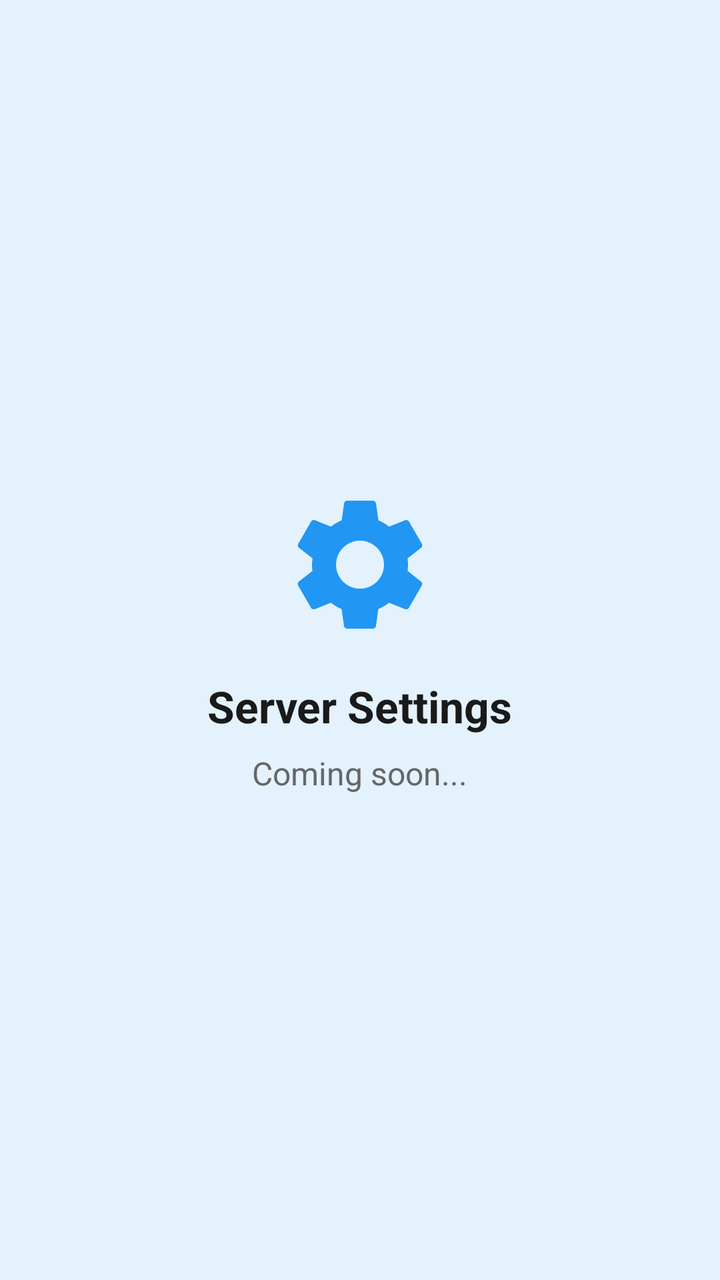
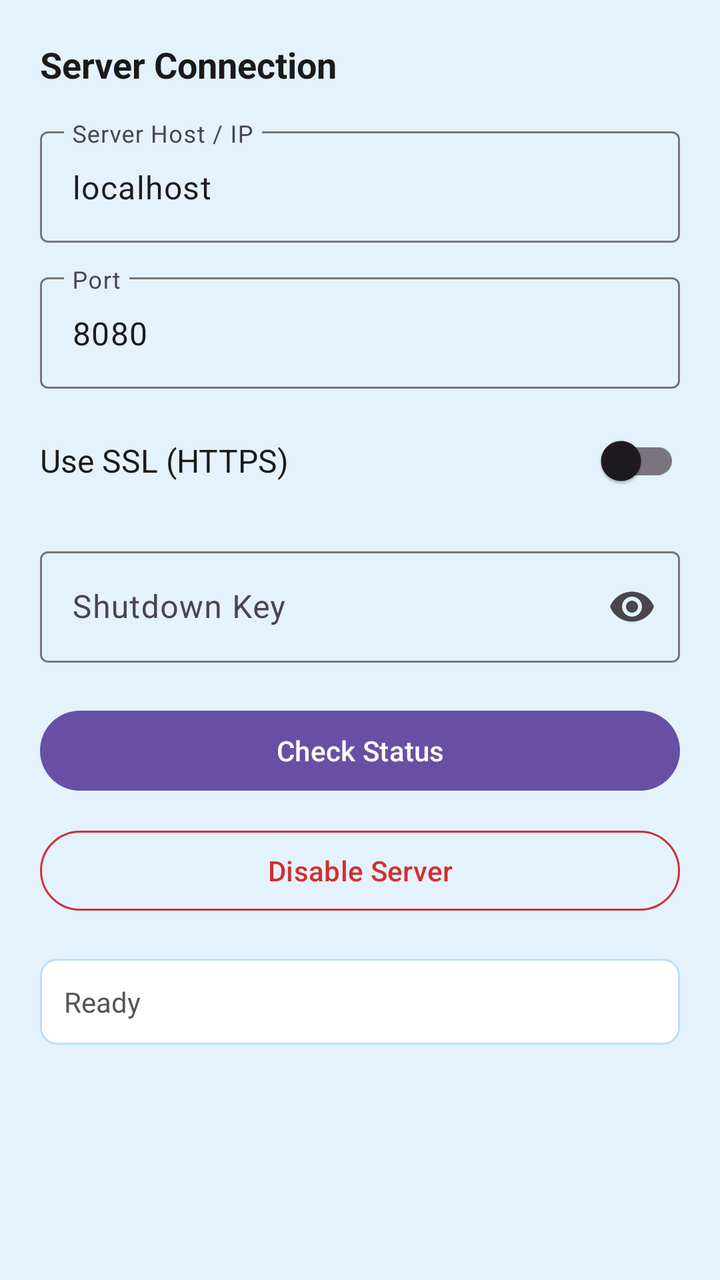

Before-and-after screenshots of an Android layout around one commit, followed by the original layout XML and the change that was made.
<!-- AndroidManifest.xml: application theme Theme.MainProj -->
<!-- res/layout/fragment_sub_server_settings.xml -->
<?xml version="1.0" encoding="utf-8"?>
<LinearLayout xmlns:android="http://schemas.android.com/apk/res/android"
    android:layout_width="match_parent"
    android:layout_height="match_parent"
    android:orientation="vertical"
    android:gravity="center"
    android:padding="16dp"
    android:background="#E3F2FD">

    <ImageView
        android:layout_width="80dp"
        android:layout_height="80dp"
        android:src="@drawable/ic_settings"
        android:tint="#2196F3"
        android:contentDescription="Settings" />

    <TextView
        android:layout_width="wrap_content"
        android:layout_height="wrap_content"
        android:text="Server Settings"
        android:textSize="22sp"
        android:textStyle="bold"
        android:textColor="#1A1A1A"
        android:layout_marginTop="16dp" />

    <TextView
        android:layout_width="wrap_content"
        android:layout_height="wrap_content"
        android:text="Coming soon..."
        android:textSize="16sp"
        android:textColor="#666666"
        android:layout_marginTop="8dp" />

</LinearLayout>
<!-- resources referenced by this layout -->
<resources>
  <!-- drawable ic_settings (drawable) -->
  <vector xmlns:android="http://schemas.android.com/apk/res/android"
      android:width="24dp"
      android:height="24dp"
      android:viewportWidth="24"
      android:viewportHeight="24">
      <path
          android:fillColor="#000000"
          android:pathData="M19.14,12.94c0.04,-0.3 0.06,-0.61 0.06,-0.94c0,-0.32 -0.02,-0.64 -0.07,-0.94l2.03,-1.58c0.18,-0.14 0.23,-0.41 0.12,-0.61l-1.92,-3.32c-0.12,-0.22 -0.37,-0.29 -0.59,-0.22l-2.39,0.96c-0.5,-0.38 -1.03,-0.7 -1.62,-0.94L14.4,2.81c-0.04,-0.24 -0.24,-0.41 -0.48,-0.41h-3.84c-0.24,0 -0.43,0.17 -0.47,0.41L9.25,5.35C8.66,5.59 8.12,5.92 7.63,6.29L5.24,5.33c-0.22,-0.08 -0.47,0 -0.59,0.22L2.74,8.87C2.62,9.08 2.66,9.34 2.86,9.48l2.03,1.58C4.84,11.36 4.8,11.69 4.8,12s0.02,0.64 0.07,0.94l-2.03,1.58c-0.18,0.14 -0.23,0.41 -0.12,0.61l1.92,3.32c0.12,0.22 0.37,0.29 0.59,0.22l2.39,-0.96c0.5,0.38 1.03,0.7 1.62,0.94l0.36,2.54c0.05,0.24 0.24,0.41 0.48,0.41h3.84c0.24,0 0.44,-0.17 0.47,-0.41l0.36,-2.54c0.59,-0.24 1.13,-0.56 1.62,-0.94l2.39,0.96c0.22,0.08 0.47,0 0.59,-0.22l1.92,-3.32c0.12,-0.22 0.07,-0.47 -0.12,-0.61L19.14,12.94zM12,15.6c-1.98,0 -3.6,-1.62 -3.6,-3.6s1.62,-3.6 3.6,-3.6s3.6,1.62 3.6,3.6S13.98,15.6 12,15.6z"/>
  </vector>
  <style name="Theme.MainProj" parent="Theme.Material3.DayNight.NoActionBar">
              <item name="inputStrokeColor">@color/input_stroke_color_light</item>
              <item name="buttonPrimary">@color/button_primary_light</item>
              <item name="textSecondary">@color/text_secondary_light</item>
  
              <item name="buttonGoogleBg">@color/button_google_bg_light</item>
              <item name="buttonGoogleText">@color/button_google_text_light</item>
              <item name="buttonGoogleStroke">@color/button_google_stroke_light</item>
          </style>
  <color name="input_stroke_color_light">#667eea</color>
  <color name="button_primary_light">#667eea</color>
  <color name="text_secondary_light">#666666</color>
  <color name="button_google_bg_light">#FFFFFF</color>
  <color name="button_google_text_light">#333333</color>
  <color name="button_google_stroke_light">#e0e0e0</color>
</resources>

<!-- the commit's change to res/layout/fragment_sub_server_settings.xml (unified diff, before → after) -->
@@ -1,34 +1,123 @@
 <?xml version="1.0" encoding="utf-8"?>
-<LinearLayout xmlns:android="http://schemas.android.com/apk/res/android"
+<ScrollView xmlns:android="http://schemas.android.com/apk/res/android"
+    xmlns:app="http://schemas.android.com/apk/res-auto"
     android:layout_width="match_parent"
     android:layout_height="match_parent"
-    android:orientation="vertical"
-    android:gravity="center"
-    android:padding="16dp"
     android:background="#E3F2FD">
 
-    <ImageView
-        android:layout_width="80dp"
-        android:layout_height="80dp"
-        android:src="@drawable/ic_settings"
-        android:tint="#2196F3"
-        android:contentDescription="Settings" />
+    <LinearLayout
+        android:layout_width="match_parent"
+        android:layout_height="wrap_content"
+        android:orientation="vertical"
+        android:padding="20dp">
 
-    <TextView
-        android:layout_width="wrap_content"
-        android:layout_height="wrap_content"
-        android:text="Server Settings"
-        android:textSize="22sp"
-        android:textStyle="bold"
-        android:textColor="#1A1A1A"
-        android:layout_marginTop="16dp" />
+        <TextView
+            android:layout_width="wrap_content"
+            android:layout_height="wrap_content"
+            android:text="Server Connection"
+            android:textSize="18sp"
+            android:textStyle="bold"
+            android:textColor="#1A1A1A"
+            android:layout_marginBottom="16dp" />
 
-    <TextView
-        android:layout_width="wrap_content"
-        android:layout_height="wrap_content"
-        android:text="Coming soon..."
-        android:textSize="16sp"
-        android:textColor="#666666"
-        android:layout_marginTop="8dp" />
+        <com.google.android.material.textfield.TextInputLayout
+            android:layout_width="match_parent"
+            android:layout_height="wrap_content"
+            android:hint="Server Host / IP"
+            style="@style/Widget.Material3.TextInputLayout.OutlinedBox"
+            android:layout_marginBottom="12dp">
 
-</LinearLayout>
+            <com.google.android.material.textfield.TextInputEditText
+                android:id="@+id/etServerHost"
+                android:layout_width="match_parent"
+                android:layout_height="wrap_content"
+                android:inputType="text"
+                android:text="localhost" />
+
+        </com.google.android.material.textfield.TextInputLayout>
+
+        <com.google.android.material.textfield.TextInputLayout
+            android:layout_width="match_parent"
+            android:layout_height="wrap_content"
+            android:hint="Port"
+            style="@style/Widget.Material3.TextInputLayout.OutlinedBox"
+            android:layout_marginBottom="12dp">
+
+            <com.google.android.material.textfield.TextInputEditText
+                android:id="@+id/etServerPort"
+                android:layout_width="match_parent"
+                android:layout_height="wrap_content"
+                android:inputType="number"
+                android:text="8080" />
+
+        </com.google.android.material.textfield.TextInputLayout>
+
+        <LinearLayout
+            android:layout_width="match_parent"
+            android:layout_height="wrap_content"
+            android:orientation="horizontal"
+            android:gravity="center_vertical"
+            android:layout_marginBottom="16dp">
+
+            <TextView
+                android:layout_width="0dp"
+                android:layout_height="wrap_content"
+                android:layout_weight="1"
+                android:text="Use SSL (HTTPS)"
+                android:textSize="16sp"
+                android:textColor="#1A1A1A" />
+
+            <androidx.appcompat.widget.SwitchCompat
+                android:id="@+id/switchUseSsl"
+                android:layout_width="wrap_content"
+                android:layout_height="wrap_content" />
+
+        </LinearLayout>
+
+        <com.google.android.material.textfield.TextInputLayout
+            android:id="@+id/tilShutdownKey"
+            android:layout_width="match_parent"
+            android:layout_height="wrap_content"
+            android:hint="Shutdown Key"
+            style="@style/Widget.Material3.TextInputLayout.OutlinedBox"
+            app:endIconMode="password_toggle"
+            android:layout_marginBottom="20dp">
+
+            <com.google.android.material.textfield.TextInputEditText
+                android:id="@+id/etShutdownKey"
+                android:layout_width="match_parent"
+                android:layout_height="wrap_content"
+                android:inputType="textPassword" />
+
+        </com.google.android.material.textfield.TextInputLayout>
+
+        <com.google.android.material.button.MaterialButton
+            android:id="@+id/btnCheckStatus"
+            android:layout_width="match_parent"
+            android:layout_height="wrap_content"
+            android:text="Check Status"
+            android:layout_marginBottom="12dp" />
+
+        <com.google.android.material.button.MaterialButton
+            android:id="@+id/btnToggleServer"
+            android:layout_width="match_parent"
+            android:layout_height="wrap_content"
+            android:text="Disable Server"
+            style="@style/Widget.Material3.Button.OutlinedButton"
+            android:textColor="#D32F2F"
+            app:strokeColor="#D32F2F"
+            android:layout_marginBottom="20dp" />
+
+        <TextView
+            android:layout_width="match_parent"
+            android:layout_height="wrap_content"
+            android:padding="12dp"
+            android:background="@drawable/server_status_bg"
+            android:text="Ready"
+            android:textSize="14sp"
+            android:textColor="#555555"
+            android:id="@+id/tvServerStatus" />
+
+    </LinearLayout>
+
+</ScrollView>
<!-- resource entries referenced after the edit -->
@@ -1,15 +1,13 @@
 <!-- resources referenced by this layout -->
 <resources>
-  <!-- drawable ic_settings (drawable) -->
-  <vector xmlns:android="http://schemas.android.com/apk/res/android"
-      android:width="24dp"
-      android:height="24dp"
-      android:viewportWidth="24"
-      android:viewportHeight="24">
-      <path
-          android:fillColor="#000000"
-          android:pathData="M19.14,12.94c0.04,-0.3 0.06,-0.61 0.06,-0.94c0,-0.32 -0.02,-0.64 -0.07,-0.94l2.03,-1.58c0.18,-0.14 0.23,-0.41 0.12,-0.61l-1.92,-3.32c-0.12,-0.22 -0.37,-0.29 -0.59,-0.22l-2.39,0.96c-0.5,-0.38 -1.03,-0.7 -1.62,-0.94L14.4,2.81c-0.04,-0.24 -0.24,-0.41 -0.48,-0.41h-3.84c-0.24,0 -0.43,0.17 -0.47,0.41L9.25,5.35C8.66,5.59 8.12,5.92 7.63,6.29L5.24,5.33c-0.22,-0.08 -0.47,0 -0.59,0.22L2.74,8.87C2.62,9.08 2.66,9.34 2.86,9.48l2.03,1.58C4.84,11.36 4.8,11.69 4.8,12s0.02,0.64 0.07,0.94l-2.03,1.58c-0.18,0.14 -0.23,0.41 -0.12,0.61l1.92,3.32c0.12,0.22 0.37,0.29 0.59,0.22l2.39,-0.96c0.5,0.38 1.03,0.7 1.62,0.94l0.36,2.54c0.05,0.24 0.24,0.41 0.48,0.41h3.84c0.24,0 0.44,-0.17 0.47,-0.41l0.36,-2.54c0.59,-0.24 1.13,-0.56 1.62,-0.94l2.39,0.96c0.22,0.08 0.47,0 0.59,-0.22l1.92,-3.32c0.12,-0.22 0.07,-0.47 -0.12,-0.61L19.14,12.94zM12,15.6c-1.98,0 -3.6,-1.62 -3.6,-3.6s1.62,-3.6 3.6,-3.6s3.6,1.62 3.6,3.6S13.98,15.6 12,15.6z"/>
-  </vector>
+  <!-- drawable server_status_bg (drawable) -->
+  <?xml version="1.0" encoding="utf-8"?>
+  <shape xmlns:android="http://schemas.android.com/apk/res/android"
+      android:shape="rectangle">
+      <solid android:color="#FFFFFF" />
+      <corners android:radius="8dp" />
+      <stroke android:width="1dp" android:color="#BBDEFB" />
+  </shape>
   <style name="Theme.MainProj" parent="Theme.Material3.DayNight.NoActionBar">
               <item name="inputStrokeColor">@color/input_stroke_color_light</item>
               <item name="buttonPrimary">@color/button_primary_light</item>
